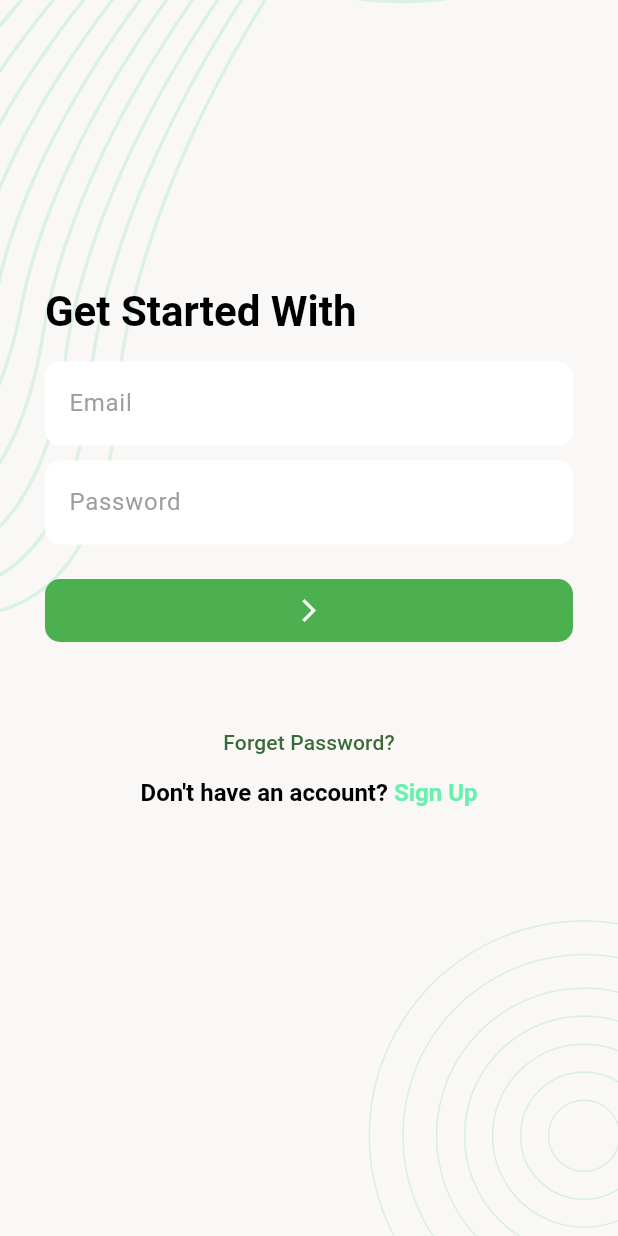
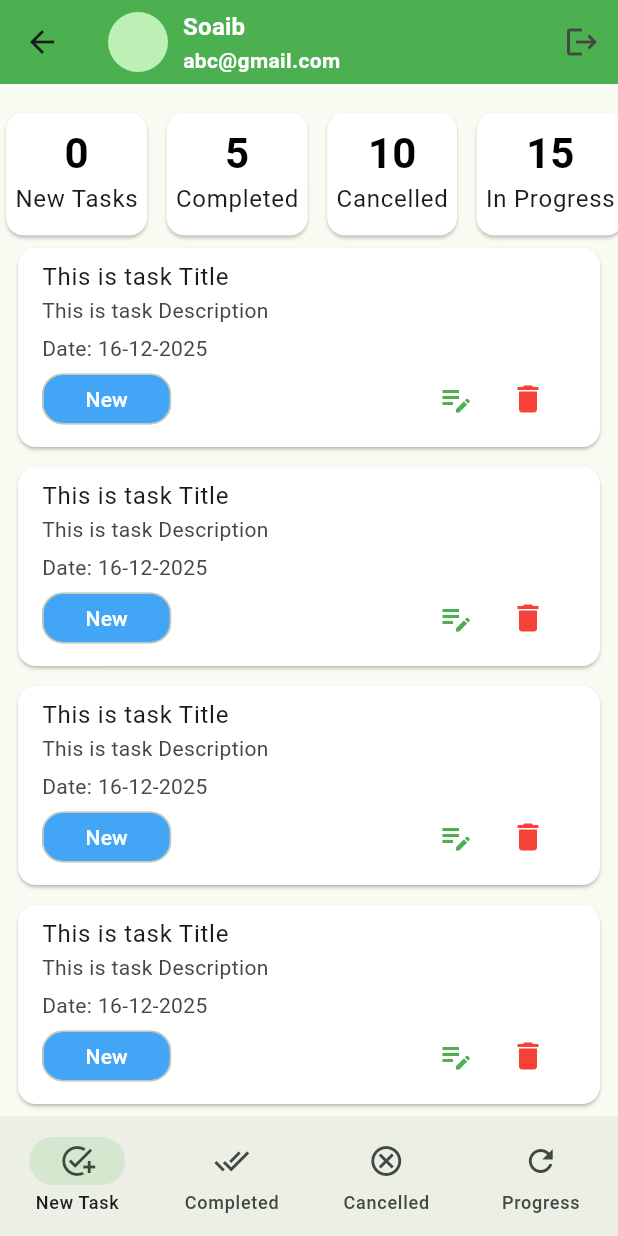
Before and after one commit to shajibulhasan/task_manager_app, a Flutter app: the screen it shows after launch, after a tap on the "arrow forward ios" icon, on a phone screen of 412 x 824 dp. Run offline on Flutter 3.47's test engine with Material 3 defaults, Android fonts, the light colour scheme and no system bars; our stand-ins replace flutter_svg, pin_code_fields.

Commit message:
main_nav_bar_holder_screen design

```diff
--- a/lib/ui/screens/login_page.dart
+++ b/lib/ui/screens/login_page.dart
@@ -1,6 +1,7 @@
 import 'package:flutter/gestures.dart';
 import 'package:flutter/material.dart';
 import 'package:task_management_app/ui/screens/forget_password_email_verify.dart';
+import 'package:task_management_app/ui/screens/main_nav_bar_holder_screen.dart';
 import 'package:task_management_app/ui/screens/sign_up_screen.dart';
 import 'package:task_management_app/ui/widgets/screen_background.dart';
 
@@ -46,7 +47,9 @@ class _LoginPageState extends State<LoginPage> {
                 const SizedBox(height: 20),
 
                   FilledButton(
-                    onPressed: () {},
+                    onPressed: () {
+                      Navigator.push(context, MaterialPageRoute(builder: (context) => const MainNavBarHolderScreen()));
+                    },
                     child: Icon(Icons.arrow_forward_ios_outlined),
                   ),
                 const SizedBox(height: 40),
--- /dev/null
+++ b/lib/ui/screens/main_nav_bar_holder_screen.dart
@@ -0,0 +1,48 @@
+import 'package:flutter/material.dart';
+import 'package:task_management_app/ui/screens/new_task_screen.dart';
+import 'package:task_management_app/ui/screens/progress_task_screen.dart';
+
+class MainNavBarHolderScreen extends StatefulWidget {
+  const MainNavBarHolderScreen({super.key});
+
+  @override
+  State<MainNavBarHolderScreen> createState() => _MainNavBarHolderScreenState();
+}
+
+class _MainNavBarHolderScreenState extends State<MainNavBarHolderScreen> {
+  int _selectedIndex = 0;
+  List<Widget> screens = [
+    NewTaskScreen(),
+    ProgressTaskScreen(),
+    ProgressTaskScreen(),
+    ProgressTaskScreen(),
+  ];
+
+  @override
+  Widget build(BuildContext context) {
+    return Scaffold(
+      body: screens[_selectedIndex],
+      bottomNavigationBar: NavigationBar(
+        selectedIndex: _selectedIndex,
+        onDestinationSelected: (int index) {
+          setState(() {
+            _selectedIndex = index;
+          });
+        },
+
+        destinations: [
+          NavigationDestination(icon: Icon(Icons.add_task), label: 'New Task'),
+          NavigationDestination(
+            icon: Icon(Icons.done_all_outlined),
+            label: 'Completed',
+          ),
+          NavigationDestination(
+            icon: Icon(Icons.cancel_outlined),
+            label: 'Cancelled',
+          ),
+          NavigationDestination(icon: Icon(Icons.refresh), label: 'Progress'),
+        ],
+      ),
+    );
+  }
+}
--- /dev/null
+++ b/lib/ui/screens/new_task_screen.dart
@@ -0,0 +1,57 @@
+import 'package:flutter/material.dart';
+
+import '../widgets/task_card.dart';
+import '../widgets/task_count_by_status.dart';
+import '../widgets/task_manager_app_bar.dart';
+
+class NewTaskScreen extends StatefulWidget {
+  const NewTaskScreen({super.key});
+
+  @override
+  State<NewTaskScreen> createState() => _NewTaskScreenState();
+}
+
+class _NewTaskScreenState extends State<NewTaskScreen> {
+  @override
+  Widget build(BuildContext context) {
+    return Scaffold(
+      appBar: TaskManagerAppBar(),
+      body: Column(
+        children: [
+          SizedBox(height: 15),
+          SizedBox(
+            height: 90,
+            child: ListView.separated(
+              scrollDirection: Axis.horizontal,
+              itemCount: 4,
+              itemBuilder: (context, index) {
+                return TaskCountByStatus(
+                  count: index * 5,
+                  statusLabel: index == 0
+                      ? 'New Tasks'
+                      : index == 1
+                      ? 'Completed'
+                      : index == 2
+                      ? 'Cancelled'
+                      : 'In Progress',
+                );
+              },
+              separatorBuilder: (context, index) => SizedBox(width: 5)
+            ),
+          ),
+
+          Expanded(
+            child: ListView.separated(
+                itemCount: 10,
+                itemBuilder: (context, index){
+                  return TaskCard();
+                },
+                separatorBuilder: (context, index) => SizedBox(height: 5,)
+            ),
+          )
+
+        ],
+      ),
+    );
+  }
+}
--- /dev/null
+++ b/lib/ui/screens/progress_task_screen.dart
@@ -0,0 +1,14 @@
+import 'package:flutter/material.dart';
+class ProgressTaskScreen extends StatefulWidget {
+  const ProgressTaskScreen({super.key});
+
+  @override
+  State<ProgressTaskScreen> createState() => _ProgressTaskScreenState();
+}
+
+class _ProgressTaskScreenState extends State<ProgressTaskScreen> {
+  @override
+  Widget build(BuildContext context) {
+    return const Placeholder();
+  }
+}
--- /dev/null
+++ b/lib/ui/widgets/task_card.dart
@@ -0,0 +1,44 @@
+import 'package:flutter/material.dart';
+class TaskCard extends StatelessWidget {
+  const TaskCard({
+    super.key,
+  });
+
+  @override
+  Widget build(BuildContext context) {
+    return Padding(
+      padding: const EdgeInsets.symmetric(horizontal: 8),
+      child: Card(
+        color: Colors.white,
+        child: ListTile(
+          title: Text("This is task Title"),
+          subtitle: Column(
+            crossAxisAlignment: CrossAxisAlignment.start,
+            children: [
+              Text("This is task Description"),
+              SizedBox(height: 5),
+              Text("Date: 16-12-2025"),
+              Row(
+                children: [
+                  Chip(
+                    label: Text("New"),
+                    backgroundColor: Colors.blue.shade400,
+                    labelStyle: TextStyle(color: Colors.white),
+                    padding: EdgeInsets.symmetric(horizontal: 20),
+                    shape: RoundedRectangleBorder(
+                      borderRadius: BorderRadius.circular(14.0),
+                    ),
+
+                  ),
+                  Spacer(),
+                  IconButton(onPressed: (){}, icon: Icon(Icons.edit_note_outlined, color: Colors.green,)),
+                  IconButton(onPressed: (){}, icon: Icon(Icons.delete, color: Colors.red,)),
+                ],
+              )
+            ],
+          ),
+        ),
+      ),
+    );
+  }
+}
--- /dev/null
+++ b/lib/ui/widgets/task_count_by_status.dart
@@ -0,0 +1,29 @@
+import 'package:flutter/material.dart';
+class TaskCountByStatus extends StatelessWidget {
+  const TaskCountByStatus({
+    super.key, required this.count, required this.statusLabel,
+  });
+
+  final int count;
+  final String statusLabel;
+
+  @override
+  Widget build(BuildContext context) {
+    return Card(
+      color: Colors.white,
+      child: Padding(
+        padding: const EdgeInsets.symmetric(horizontal: 6.0, vertical: 10.0),
+        child: Column(
+          children: [
+            Text('$count',
+              style: Theme.of(context).textTheme.titleLarge,
+            ),
+            Text(statusLabel,
+              style: Theme.of(context).textTheme.bodyLarge,
+            ),
+          ],
+        ),
+      ),
+    );
+  }
+}
--- /dev/null
+++ b/lib/ui/widgets/task_manager_app_bar.dart
@@ -0,0 +1,50 @@
+import 'package:flutter/material.dart';
+class TaskManagerAppBar extends StatelessWidget implements PreferredSizeWidget {
+  const TaskManagerAppBar({
+    super.key,
+  });
+
+  @override
+  Widget build(BuildContext context) {
+    return AppBar(
+      backgroundColor: Colors.green,
+      title: Row(
+        children: [
+          const CircleAvatar(),
+          const SizedBox(width: 10),
+          Column(
+            crossAxisAlignment: CrossAxisAlignment.start,
+            mainAxisSize: MainAxisSize.min,
+            children: [
+              Text(
+                "Soaib",
+                style: Theme.of(context).textTheme.titleMedium?.copyWith(
+                  color: Colors.white,
+                  fontWeight: FontWeight.bold,
+                ),
+              ),
+
+              Text(
+                "abc@gmail.com",
+                style: Theme.of(context).textTheme.bodyMedium?.copyWith(
+                  color: Colors.white,
+                  fontWeight: FontWeight.bold,
+                ),
+              ),
+            ],
+          ),
+        ],
+      ),
+      actions: [
+        IconButton(
+          onPressed: () {},
+          icon: const Icon(Icons.logout),
+        ),
+      ],
+    );
+  }
+
+  @override
+  // TODO: implement preferredSize
+  Size get preferredSize => Size.fromHeight(kToolbarHeight);
+}
```
